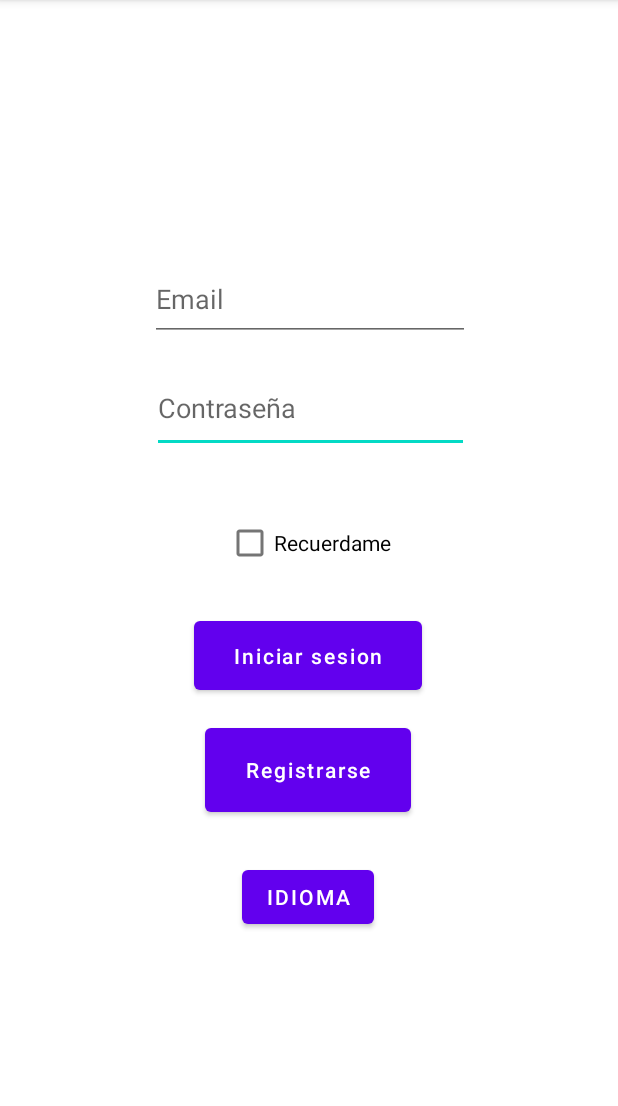
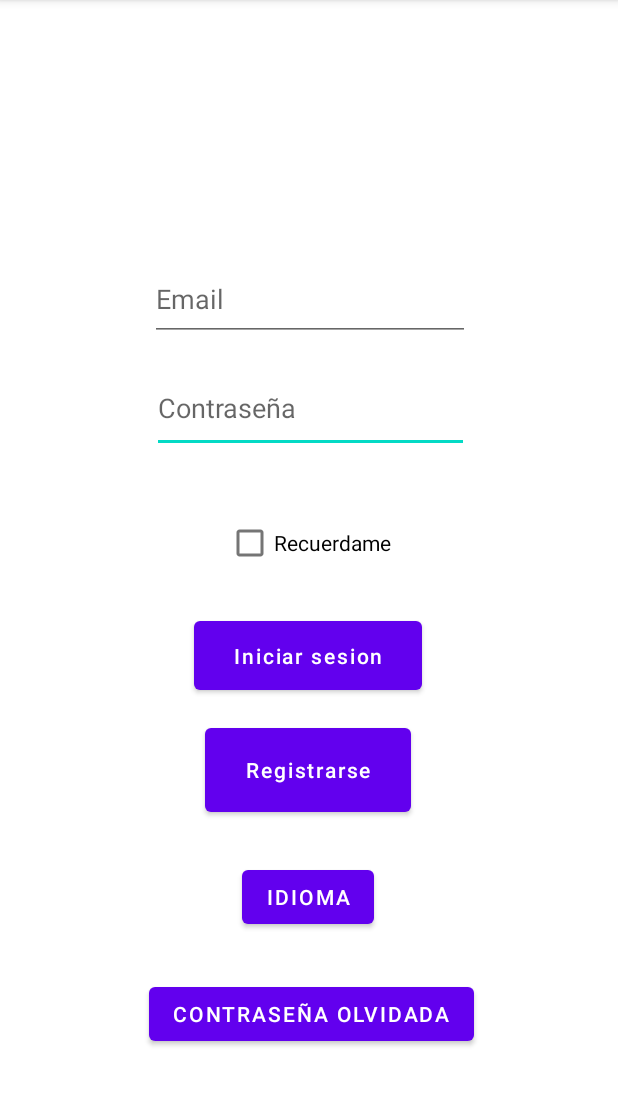
Before and after one commit to ibaiarroyo/Reto2, an Android app: the screen it shows after launch (Login), on a phone screen of 412 x 824 dp, the part 84-1190 px from its top. Run offline under Robolectric (Android 15) with nearby library versions, the phone set to English and light mode, and no system bars.

Commit message:
Recordar pass,principio

```diff
--- /dev/null
+++ b/app/src/main/java/com/example/reto2/Principal/ReseteoDePassword.java
@@ -0,0 +1,4 @@
+package com.example.reto2.Principal;
+
+public class ReseteoDePassword {
+}
--- a/app/src/main/res/layout/activity_login.xml
+++ b/app/src/main/res/layout/activity_login.xml
@@ -89,4 +89,16 @@
         app:layout_constraintTop_toTopOf="parent"
         app:layout_constraintVertical_bias="0.797" />
 
+    <Button
+        android:id="@+id/buttonForgotPass"
+        android:layout_width="wrap_content"
+        android:layout_height="wrap_content"
+        android:text="Contraseña olvidada"
+        app:layout_constraintBottom_toBottomOf="parent"
+        app:layout_constraintEnd_toEndOf="parent"
+        app:layout_constraintHorizontal_bias="0.507"
+        app:layout_constraintStart_toStartOf="parent"
+        app:layout_constraintTop_toTopOf="parent"
+        app:layout_constraintVertical_bias="0.906" />
+
 </androidx.constraintlayout.widget.ConstraintLayout>
```
Also changed, not shown: app/src/main/AndroidManifest.xml (+16 -6 lines), app/src/main/java/com/example/reto2/ResetPass.java (added, +14 -0 lines), app/src/main/res/layout/activity_reset_pass.xml (added, +34 -0 lines).
